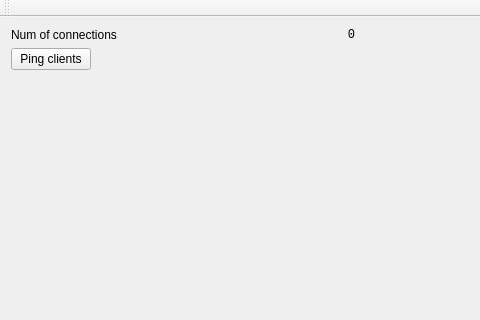
Old version of the form server/main_window.ui in the repository redmoo/P2P-Radio; both pictures show x 0 to 480 and y 0 to 320 of the 592 by 446 pixel window.
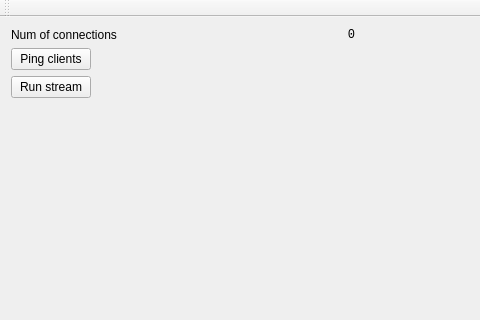
New version of the form.

Commit message: Start stream modification

What changed in the file:
```diff
--- a/server/main_window.ui
+++ b/server/main_window.ui
@@ -53,6 +53,13 @@
        </property>
       </widget>
      </item>
+     <item row="2" column="0">
+      <widget class="QPushButton" name="startStream">
+       <property name="text">
+        <string>Run stream</string>
+       </property>
+      </widget>
+     </item>
     </layout>
    </widget>
   </widget>
```
Left out of the diff: 2 changed lines with no effect on the pictures. The commit also changes 4 other files.
